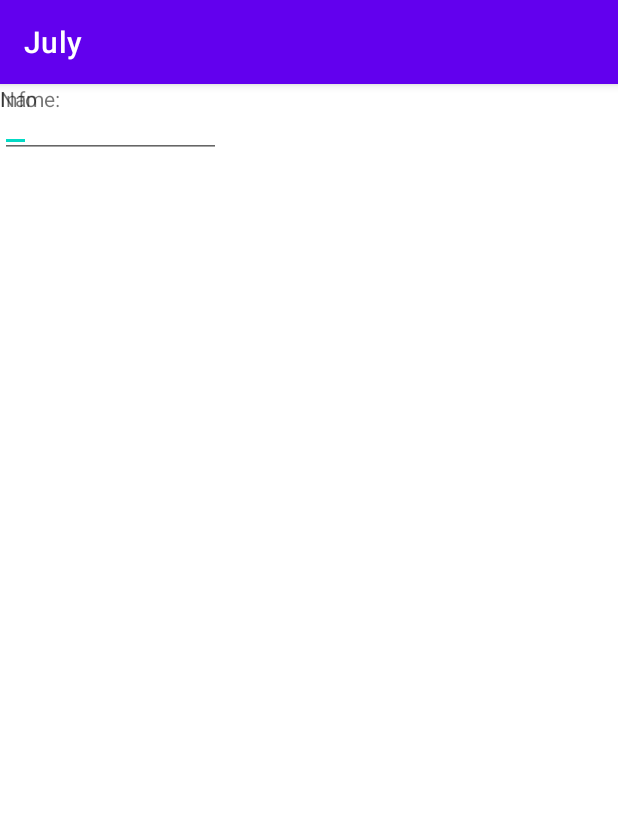
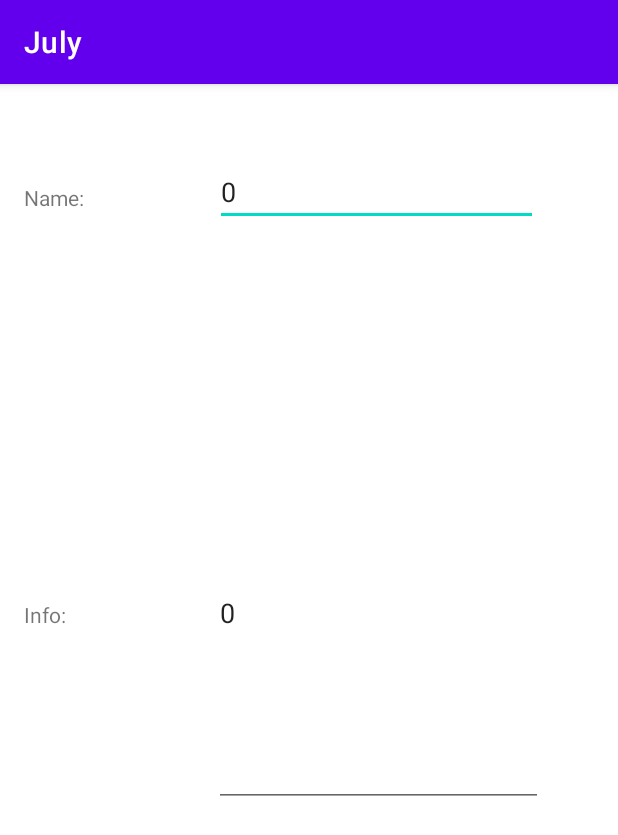
Before and after one commit to Satvik-Pisipati/Nearby_Assistant_July, an Android app: the InfoPage screen opened directly, with no data from a screen before it, on a phone screen of 412 x 824 dp. Shown: the top 835 px of the screen. Run offline under Robolectric (Android 15) with nearby library versions, the phone set to English and light mode, and no system bars.

Commit message:
final v1.0

```diff
--- a/app/build.gradle
+++ b/app/build.gradle
@@ -26,6 +26,9 @@ android {
         sourceCompatibility JavaVersion.VERSION_1_8
         targetCompatibility JavaVersion.VERSION_1_8
     }
+    buildFeatures {
+        viewBinding true
+    }
 }
 
 dependencies {
--- a/app/src/main/java/ch/zli/july/InfoPage.java
+++ b/app/src/main/java/ch/zli/july/InfoPage.java
@@ -1,14 +1,93 @@
 package ch.zli.july;
 
+import androidx.annotation.NonNull;
 import androidx.appcompat.app.AppCompatActivity;
 
+import android.appwidget.AppWidgetManager;
+import android.content.Intent;
+import android.content.SharedPreferences;
 import android.os.Bundle;
+import android.preference.PreferenceManager;
+import android.widget.EditText;
 
 public class InfoPage extends AppCompatActivity {
+
+    EditText name;
+    EditText info;
 
     @Override
     protected void onCreate(Bundle savedInstanceState) {
         super.onCreate(savedInstanceState);
         setContentView(R.layout.activity_info_page);
+
+        SharedPreferences sh = getSharedPreferences("MySharedPref", MODE_PRIVATE);
+
+        name = findViewById(R.id.input_name);
+        info = findViewById(R.id.input_info);
+
+        String nameRestore = sh.getString("name", String.valueOf(0));
+        String infoRestore = sh.getString("info", String.valueOf(0));
+
+        if(nameRestore.isEmpty() && infoRestore.isEmpty()){
+            name.setText("");
+            info.setText("");
+        } else if (nameRestore.isEmpty()) {
+            name.setText("");
+            info.setText(infoRestore);
+        } else if (infoRestore.isEmpty()) {
+            info.setText("");
+            name.setText(nameRestore);
+        } else {
+            name.setText(nameRestore);
+            info.setText(infoRestore);
+        }
+
+    }
+
+    @Override
+    protected void onSaveInstanceState(@NonNull Bundle savedInstanceState) {
+        super.onSaveInstanceState(savedInstanceState);
+        savedInstanceState.putString("name", name.getText().toString());
+        savedInstanceState.putString("info", info.getText().toString());
+    }
+
+    @Override
+    protected void onRestoreInstanceState(Bundle savedInstanceState){
+        super.onRestoreInstanceState(savedInstanceState);
+        name.setText(savedInstanceState.getString("name"));
+        info.setText(savedInstanceState.getString("info"));
+    }
+
+    @Override
+    protected void onResume() {
+        super.onResume();
+        SharedPreferences sh = getSharedPreferences("MySharedPref", MODE_PRIVATE);
+
+        String weightRestore = sh.getString("name", String.valueOf(0));
+        String heightRestore = sh.getString("info", String.valueOf(0));
+        name.setText(weightRestore);
+        info.setText(heightRestore);
+    }
+
+    @Override
+    protected void onPause() {
+        super.onPause();
+        SharedPreferences sharedPreferences = getSharedPreferences("MySharedPref", MODE_PRIVATE);
+        SharedPreferences.Editor myEdit = sharedPreferences.edit();
+
+        myEdit.putString("name", String.valueOf(name.getText()));
+        myEdit.putString("info", String.valueOf(info.getText()));
+        myEdit.apply();
+    }
+
+    @Override
+    protected void onDestroy() {
+        super.onDestroy();
+        SharedPreferences sharedPreferences = getSharedPreferences("MySharedPref", MODE_PRIVATE);
+        SharedPreferences.Editor myEdit = sharedPreferences.edit();
+
+        myEdit.putString("name", String.valueOf(name.getText()));
+        myEdit.putString("info", String.valueOf(info.getText()));
+        myEdit.apply();
     }
 }
--- a/app/src/main/res/layout/activity_info_page.xml
+++ b/app/src/main/res/layout/activity_info_page.xml
@@ -6,34 +6,72 @@
     android:layout_height="match_parent"
     tools:context=".InfoPage">
 
+    <LinearLayout
+        android:id="@+id/linearLayout3"
+        android:layout_width="414dp"
+        android:layout_height="148dp"
+        android:orientation="vertical"
+        tools:layout_editor_absoluteX="-3dp">
+
+        <androidx.constraintlayout.widget.ConstraintLayout
+            android:layout_width="match_parent"
+            android:layout_height="match_parent">
+
+            <TextView
+                android:id="@+id/text_name"
+                android:layout_width="68dp"
+                android:layout_height="27dp"
+                android:layout_marginStart="16dp"
+                android:layout_marginTop="66dp"
+                android:layout_marginBottom="65dp"
+                android:text="Name:"
+                app:layout_constraintBottom_toBottomOf="parent"
+                app:layout_constraintStart_toStartOf="parent"
+                app:layout_constraintTop_toTopOf="parent"
+                app:layout_constraintVertical_bias="0.0" />
+
+            <AutoCompleteTextView
+                android:id="@+id/input_name"
+                android:layout_width="215dp"
+                android:layout_height="41dp"
+                android:layout_marginStart="24dp"
+                android:layout_marginTop="53dp"
+                android:layout_marginEnd="50dp"
+                android:layout_marginBottom="53dp"
+                android:editable="true"
+                android:text="your name please"
+                app:layout_constraintBottom_toBottomOf="parent"
+                app:layout_constraintEnd_toEndOf="parent"
+                app:layout_constraintHorizontal_bias="0.869"
+                app:layout_constraintStart_toEndOf="@+id/text_name"
+                app:layout_constraintTop_toTopOf="parent" />
+        </androidx.constraintlayout.widget.ConstraintLayout>
+
+    </LinearLayout>
+
     <TextView
         android:id="@+id/text_info"
-        android:layout_width="33dp"
-        android:layout_height="54dp"
-        android:text="Info"
-        tools:layout_editor_absoluteX="76dp"
-        tools:layout_editor_absoluteY="274dp" />
+        android:layout_width="106dp"
+        android:layout_height="18dp"
+        android:layout_marginStart="16dp"
+        android:layout_marginTop="196dp"
+        android:text="Info:"
+        app:layout_constraintStart_toStartOf="parent"
+        app:layout_constraintTop_toBottomOf="@+id/linearLayout3" />
 
     <AutoCompleteTextView
         android:id="@+id/input_info"
-        android:layout_width="wrap_content"
-        android:layout_height="wrap_content"
-        tools:layout_editor_absoluteX="241dp"
-        tools:layout_editor_absoluteY="283dp" />
-
-    <TextView
-        android:id="@+id/text_name"
-        android:layout_width="189dp"
-        android:layout_height="84dp"
-        android:text="Name:"
-        tools:layout_editor_absoluteX="16dp"
-        tools:layout_editor_absoluteY="137dp" />
-
-    <AutoCompleteTextView
-        android:id="@+id/input_name"
-        android:layout_width="147dp"
-        android:layout_height="49dp"
-        tools:layout_editor_absoluteX="261dp"
-        tools:layout_editor_absoluteY="157dp" />
+        android:layout_width="219dp"
+        android:layout_height="258dp"
+        android:layout_marginStart="20dp"
+        android:layout_marginTop="76dp"
+        android:layout_marginEnd="50dp"
+        android:layout_marginBottom="246dp"
+        android:text="Information (age, diseases, contact person)"
+        app:layout_constraintBottom_toBottomOf="parent"
+        app:layout_constraintEnd_toEndOf="parent"
+        app:layout_constraintStart_toEndOf="@+id/text_info"
+        app:layout_constraintTop_toBottomOf="@+id/linearLayout3"
+        app:layout_constraintVertical_bias="0.0" />
 
 </androidx.constraintlayout.widget.ConstraintLayout>
--- a/app/src/main/res/values-night/themes.xml
+++ b/app/src/main/res/values-night/themes.xml
@@ -13,4 +13,9 @@
         <item name="android:statusBarColor" tools:targetApi="l">?attr/colorPrimaryVariant</item>
         <!-- Customize your theme here. -->
     </style>
+
+    <style name="ThemeOverlay.July.AppWidgetContainer" parent="">
+        <item name="appWidgetBackgroundColor">@color/light_blue_900</item>
+        <item name="appWidgetTextColor">@color/light_blue_200</item>
+    </style>
 </resources>
--- /dev/null
+++ b/app/src/main/res/values/attrs.xml
@@ -0,0 +1,6 @@
+<resources>
+    <declare-styleable name="AppWidgetAttrs">
+        <attr name="appWidgetBackgroundColor" format="color" />
+        <attr name="appWidgetTextColor" format="color" />
+    </declare-styleable>
+</resources>
--- a/app/src/main/res/values/colors.xml
+++ b/app/src/main/res/values/colors.xml
@@ -7,4 +7,8 @@
     <color name="teal_700">#FF018786</color>
     <color name="black">#FF000000</color>
     <color name="white">#FFFFFFFF</color>
+    <color name="light_blue_50">#FFE1F5FE</color>
+    <color name="light_blue_200">#FF81D4FA</color>
+    <color name="light_blue_600">#FF039BE5</color>
+    <color name="light_blue_900">#FF01579B</color>
 </resources>
--- a/app/src/main/res/values/strings.xml
+++ b/app/src/main/res/values/strings.xml
@@ -1,3 +1,5 @@
 <resources>
     <string name="app_name">July</string>
+    <string name="appwidget_text">EXAMPLE</string>
+    <string name="add_widget">Add widget</string>
 </resources>
--- a/app/src/main/res/values/themes.xml
+++ b/app/src/main/res/values/themes.xml
@@ -13,4 +13,9 @@
         <item name="android:statusBarColor" tools:targetApi="l">?attr/colorPrimaryVariant</item>
         <!-- Customize your theme here. -->
     </style>
+
+    <style name="ThemeOverlay.July.AppWidgetContainer" parent="">
+        <item name="appWidgetBackgroundColor">@color/light_blue_600</item>
+        <item name="appWidgetTextColor">@color/light_blue_50</item>
+    </style>
 </resources>
```
Also changed, not shown: app/src/main/AndroidManifest.xml (+11 -1 lines), app/src/main/java/ch/zli/july/Emergency.java (added, +61 -0 lines), app/src/main/java/ch/zli/july/MainActivity.java (+9 -1 lines), app/src/main/res/layout/emergency.xml (added, +13 -0 lines), app/src/main/res/values/dimens.xml (added, +10 -0 lines), app/src/main/res/xml/emergency_info.xml (added, +10 -0 lines), app/src/main/res/drawable-nodpi/example_appwidget_preview.png (added).
